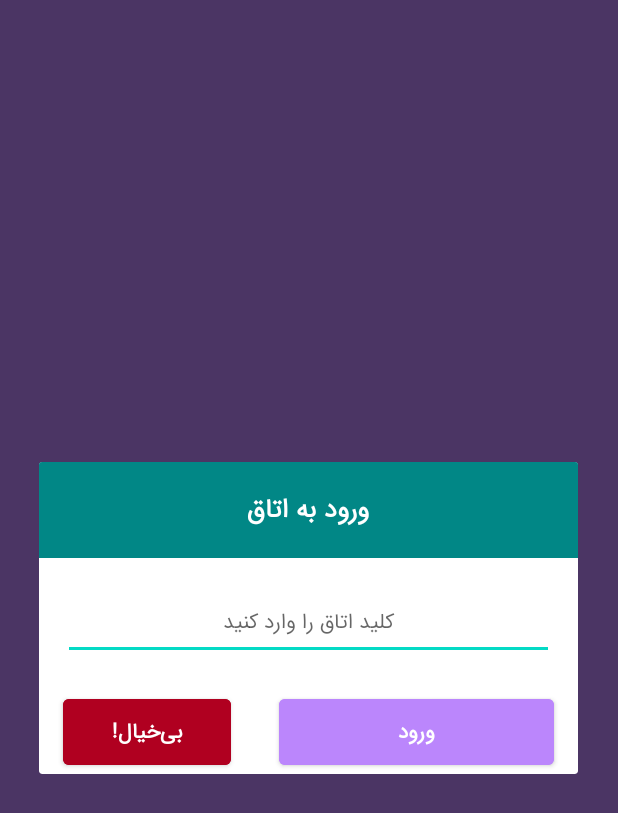
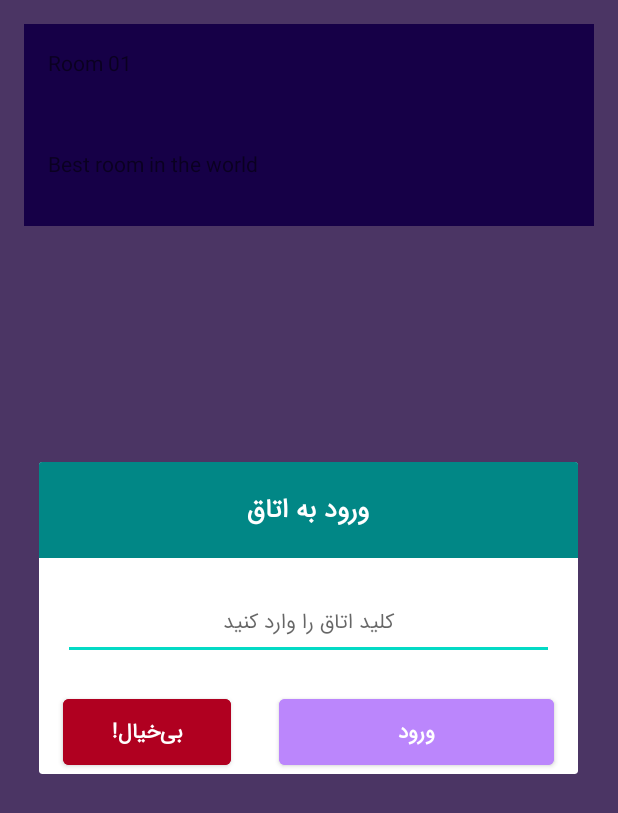
Before and after one commit to Sepehr1812/HodHod, an Android app: the screen it shows after launch (MainActivity), after a tap on "RoomListFragment", on a phone screen of 412 x 824 dp. Shown: the top 813 px of the screen. Run offline under Robolectric (Android 15) with nearby library versions, the phone set to English and light mode, and no system bars.

Commit message:
add adapter

```diff
--- /dev/null
+++ b/app/src/main/java/ir/hodhod/hodhod/models/RoomModel.kt
@@ -0,0 +1,3 @@
+package ir.hodhod.hodhod.models
+
+data class RoomModel(val key: String)
--- a/app/src/main/java/ir/hodhod/hodhod/views/adapters/RoomAdapter.kt
+++ b/app/src/main/java/ir/hodhod/hodhod/views/adapters/RoomAdapter.kt
@@ -1,4 +1,49 @@
 package ir.hodhod.hodhod.views.adapters
 
-class RoomAdapter {
-}
+import android.content.Context
+import android.view.LayoutInflater
+import android.view.View
+import android.view.ViewGroup
+import android.widget.ImageView
+import android.widget.TextView
+import androidx.recyclerview.widget.RecyclerView
+import ir.hodhod.hodhod.R
+import ir.hodhod.hodhod.models.RoomModel
+
+class RoomAdapter
+    (
+    private val dataset: List<RoomModel>
+    ): RecyclerView.Adapter<RoomAdapter.ItemViewHolder>() {
+
+        // Provide a reference to the views for each data item
+        // Complex data items may need more than one view per item, and
+        // you provide access to all the views for a data item in a view holder.
+        // Each data item is just an Affirmation object.
+        class ItemViewHolder(private val view: View): RecyclerView.ViewHolder(view) {
+            val textView: TextView = view.findViewById(R.id.textViewItemRoom)
+        }
+
+        /**
+         * Create new views (invoked by the layout manager)
+         */
+        override fun onCreateViewHolder(parent: ViewGroup, viewType: Int): ItemViewHolder {
+            // create a new view
+            val adapterLayout = LayoutInflater.from(parent.context)
+                .inflate(R.layout.item_room, parent, false)
+
+            return ItemViewHolder(adapterLayout)
+        }
+
+        /**
+         * Replace the contents of a view (invoked by the layout manager)
+         */
+        override fun onBindViewHolder(holder: ItemViewHolder, position: Int) {
+            val item = dataset[position]
+            holder.textView.text = item.key
+        }
+
+        /**
+         * Return the size of your dataset (invoked by the layout manager)
+         */
+        override fun getItemCount() = dataset.size
+    }
--- a/app/src/main/java/ir/hodhod/hodhod/views/fragments/RoomListFragment.kt
+++ b/app/src/main/java/ir/hodhod/hodhod/views/fragments/RoomListFragment.kt
@@ -6,7 +6,10 @@ import android.view.View
 import android.view.ViewGroup
 import androidx.fragment.app.Fragment
 import androidx.navigation.fragment.findNavController
+import androidx.recyclerview.widget.LinearLayoutManager
 import ir.hodhod.hodhod.databinding.FragmentRoomListBinding
+import ir.hodhod.hodhod.models.RoomModel
+import ir.hodhod.hodhod.views.adapters.RoomAdapter
 
 class RoomListFragment : Fragment(), JoinRoomPopupFragment.JoinClickListener {
 
@@ -36,6 +39,13 @@ class RoomListFragment : Fragment(), JoinRoomPopupFragment.JoinClickListener {
             JoinRoomPopupFragment.getInstance(this)
                 .show(parentFragmentManager, JoinRoomPopupFragment.JOIN_POPUP_TAG)
         }
+        binding.roomListRV.layoutManager = LinearLayoutManager(requireContext())
+        binding.roomListRV.adapter = RoomAdapter(
+            listOf(
+                RoomModel("Room 01"),
+                RoomModel("Best room in the world")
+            )
+        )
     }
 
     override fun onJoinClickListener(key: String) {
--- a/app/src/main/res/layout/item_room.xml
+++ b/app/src/main/res/layout/item_room.xml
@@ -1,6 +1,6 @@
 <?xml version="1.0" encoding="utf-8"?>
 <androidx.constraintlayout.widget.ConstraintLayout xmlns:android="http://schemas.android.com/apk/res/android"
-    android:background="@color/purple_200"
+    android:background="@color/purple_700"
     xmlns:app="http://schemas.android.com/apk/res-auto"
     android:layout_width="match_parent"
     android:layout_height="wrap_content"
@@ -17,7 +17,10 @@
         tools:text="RoomKey"
         app:layout_constraintBottom_toBottomOf="parent"
         app:layout_constraintStart_toStartOf="parent"
-        app:layout_constraintTop_toTopOf="parent" />
+        app:layout_constraintTop_toTopOf="parent"
+        android:paddingBottom="16dp"
+        />
+
 
 
 </androidx.constraintlayout.widget.ConstraintLayout>
```
